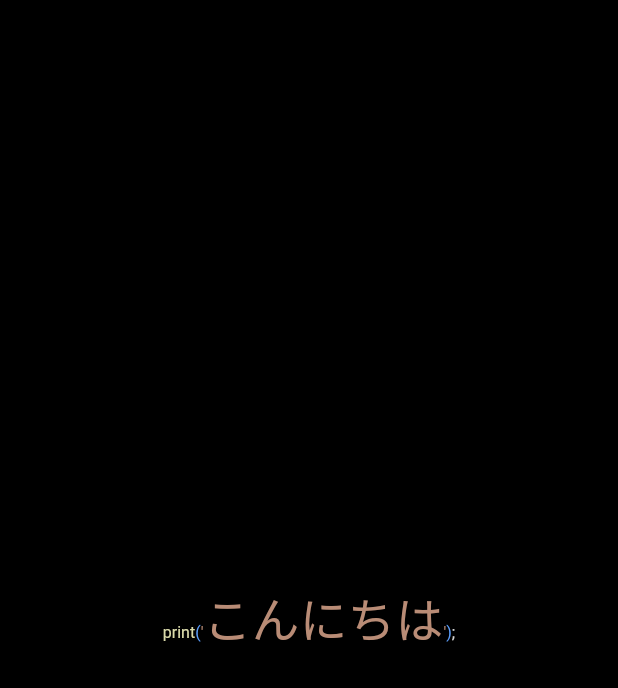
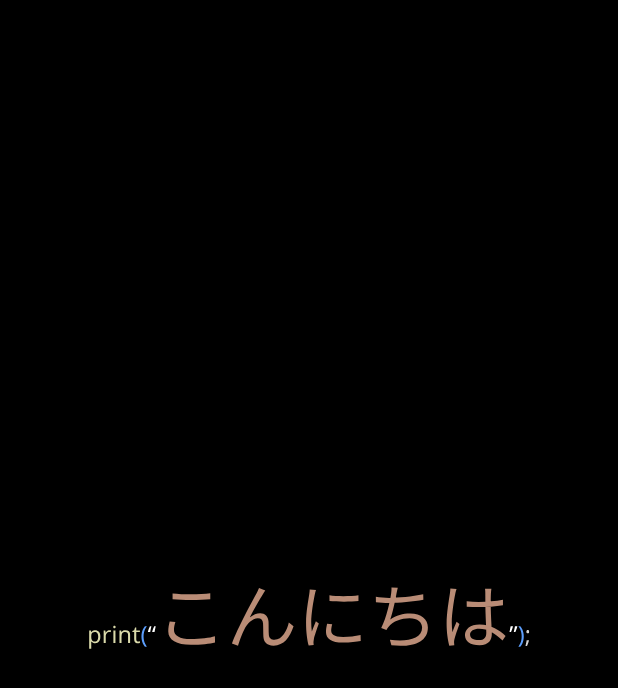
Before and after one commit to MinseokJeong/mj_personal_website, a Flutter app: the screen it shows after launch, after a tap on an icon or button, on a phone screen of 412 x 824 dp. Shown: the top 688 px of the screen. Run offline on Flutter 3.47's test engine with Material 2 defaults, Android fonts, the phone set to English and light mode, and no system bars; our stand-ins replace auto_size_text, flutter_svg, hexcolor; missing offline and left inert: dart:html; Roboto replaces fonts that are missing (NotoSansJapanese, NotoSansKorean).

Commit message:
Delete the notosans, notosansJP font, only notosansKR font remain. And change the rendering splash page to using svg for text rendering to reduce the font usage for size reduction.

```diff
--- a/lib/page/splash_page.dart
+++ b/lib/page/splash_page.dart
@@ -1,4 +1,5 @@
 import 'package:flutter/material.dart';
+import 'package:flutter_svg/svg.dart';
 import 'package:hexcolor/hexcolor.dart';
 import '../app_design_resources.dart' show FontName;
 import '../util/screen_size.dart';
@@ -19,17 +20,17 @@ class _SplashPageState extends State<SplashPage> with TickerProviderStateMixin {
 
   bool _visibility = true;
 
-  final _helloTextsInDifferentLanguageTextAndFontMap = <String, String>{
-    'Hello': FontName.NotoSans.name, //미국,영국 Hello(헬로)
-    '你好': FontName.NotoSansJapanese.name, //중국 你好(니하오)
-    'Здравствуйте': FontName.NotoSans.name, //러시아 Здравствуйте(즈드랏스부이쩨)
-    'Bonjuor': FontName.NotoSans.name, //프랑스 Bonjuor(봉쥬흐)
-    'こんにちは': FontName.NotoSansJapanese.name, //일본 こんにちは(곤니찌와)
-    'Guten Tag': FontName.NotoSans.name, //독일 Guten Tag(구텐탁)
-    'Buongiorno': FontName.NotoSans.name, //프랑스 Bonjuor(봉쥬흐)
-    'नमस्ते': FontName.NotoSans.name, //인도 नमस्ते(나마스떼)
-    '안녕하세요': FontName.NotoSansKorean.name,
-  };
+  final _helloSvgFilePaths = <String>[
+    "assets/hello/hello_english.svg",
+    "assets/hello/hello_china.svg",
+    "assets/hello/hello_rusia.svg",
+    "assets/hello/hello_france.svg",
+    "assets/hello/hello_japan.svg",
+    "assets/hello/hello_germany.svg",
+    "assets/hello/hello_italy.svg",
+    "assets/hello/hello_arab.svg",
+    "assets/hello/hello_korea.svg",
+  ];
 
   @override
   void initState() {
@@ -37,15 +38,12 @@ class _SplashPageState extends State<SplashPage> with TickerProviderStateMixin {
     _aniContrl = AnimationController(
         vsync: this, duration: const Duration(milliseconds: 2600));
 
-    final endComputed =
-        (_helloTextsInDifferentLanguageTextAndFontMap.length - 1).toDouble();
+    final endComputed = (_helloSvgFilePaths.length - 1).toDouble();
     _textIndexAnimation =
         Tween(begin: 0.0, end: endComputed).animate(_aniContrl);
 
     _textIndexAnimation = TweenSequence([
-      for (int i = 0;
-          i < _helloTextsInDifferentLanguageTextAndFontMap.length;
-          ++i)
+      for (int i = 0; i < _helloSvgFilePaths.length; ++i)
         TweenSequenceItem(
             tween: Tween(begin: i.toDouble(), end: (i + 1).toDouble()),
             weight: 1),
@@ -88,15 +86,6 @@ class _SplashPageState extends State<SplashPage> with TickerProviderStateMixin {
     });
 
     final windowSize = ScreenSize.getScreenSize(context);
-
-    double fontSizeLarge = 96.0;
-    double fontSizeSmall = 32.0;
-
-    if (ScreenSize.isTabletScreenSize(context) ||
-        ScreenSize.isMobileScreenSize(context)) {
-      fontSizeLarge /= 3.0;
-      fontSizeSmall /= 3.0;
-    }
 
     return Visibility(
       visible: _visibility,
@@ -146,78 +135,20 @@ class _SplashPageState extends State<SplashPage> with TickerProviderStateMixin {
                 width: windowSize.width,
                 height: windowSize.height,
                 color: Colors.black,
+                padding: EdgeInsets.all(32.0),
                 child: Center(
                   child: AnimatedBuilder(
                     animation: _textIndexAnimation,
                     builder: (context, child) {
                       final index = _textIndexAnimation.value.toInt();
-                      final text = _helloTextsInDifferentLanguageTextAndFontMap
-                          .keys
-                          .elementAt(index);
-                      final font =
-                          _helloTextsInDifferentLanguageTextAndFontMap[text];
-                      final baseTextStyle = TextStyle(
-                          fontSize: fontSizeLarge,
-                          color: Colors.white,
-                          fontFamily: font);
-                      final color1 = HexColor('#DADAAA');
-                      final color2 = HexColor('#5C9EFC');
-                      final color3 = HexColor('#B98C76');
-                      final color4 = HexColor('#D3D3D3');
+                      final currentHelloTextSvgFilePath =
+                          _helloSvgFilePaths.elementAt(index);
 
-                      final textToDisplay = Text.rich(
-                        TextSpan(
-                          text: 'print',
-                          style: baseTextStyle.copyWith(
-                            fontSize: fontSizeSmall,
-                            color: color1,
-                          ),
-                          children: [
-                            TextSpan(
-                              text: '(',
-                              style: baseTextStyle.copyWith(
-                                fontSize: fontSizeSmall,
-                                color: color2,
-                              ),
-                            ),
-                            TextSpan(
-                              text: "'",
-                              style: baseTextStyle.copyWith(
-                                fontSize: fontSizeSmall,
-                                color: color3,
-                              ),
-                            ),
-                            TextSpan(
-                              text: text,
-                              style: baseTextStyle.copyWith(
-                                color: color3,
-                              ),
-                            ),
-                            TextSpan(
-                              text: "'",
-                              style: baseTextStyle.copyWith(
-                                fontSize: fontSizeSmall,
-                                color: color3,
-                              ),
-                            ),
-                            TextSpan(
-                              text: ')',
-                              style: baseTextStyle.copyWith(
-                                fontSize: fontSizeSmall,
-                                color: color2,
-                              ),
-                            ),
-                            TextSpan(
-                              text: ';',
-                              style: baseTextStyle.copyWith(
-                                fontSize: fontSizeSmall,
-                                color: color4,
-                              ),
-                            ),
-                          ],
-                        ),
+                      return SvgPicture.asset(
+                        currentHelloTextSvgFilePath,
+                        height: windowSize.width * 0.1,
+                        fit: BoxFit.fitHeight,
                       );
-                      return textToDisplay;
                     },
                   ),
                 ),
```
Also changed, not shown: pubspec.yaml (+1 -12 lines), assets/hello/hello_arab.svg (added), assets/hello/hello_china.svg (added), assets/hello/hello_english.svg (added), assets/hello/hello_france.svg (added), assets/hello/hello_germany.svg (added), assets/hello/hello_italy.svg (added), assets/hello/hello_japan.svg (added), assets/hello/hello_korea.svg (added), assets/hello/hello_rusia.svg (added).
